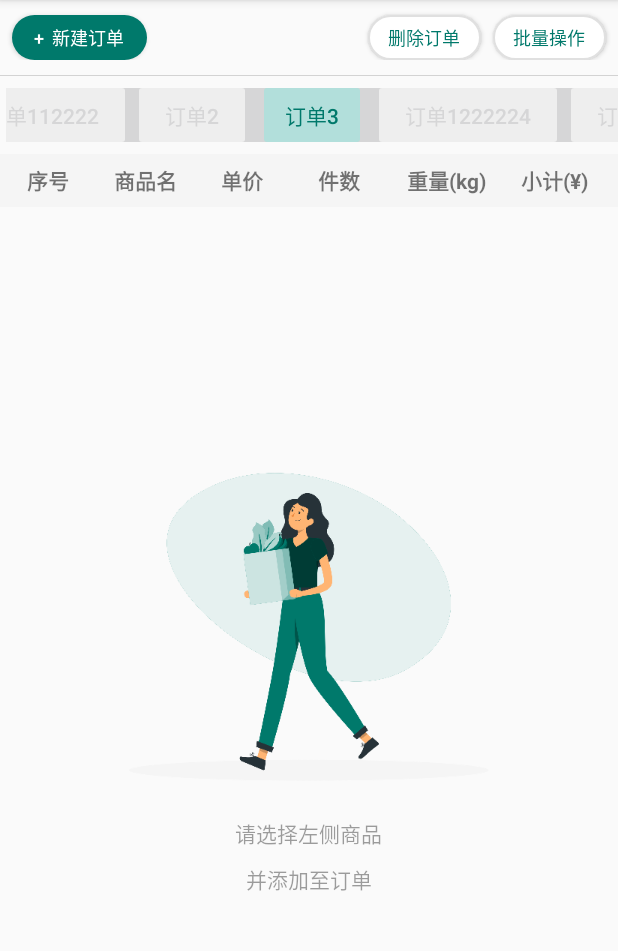
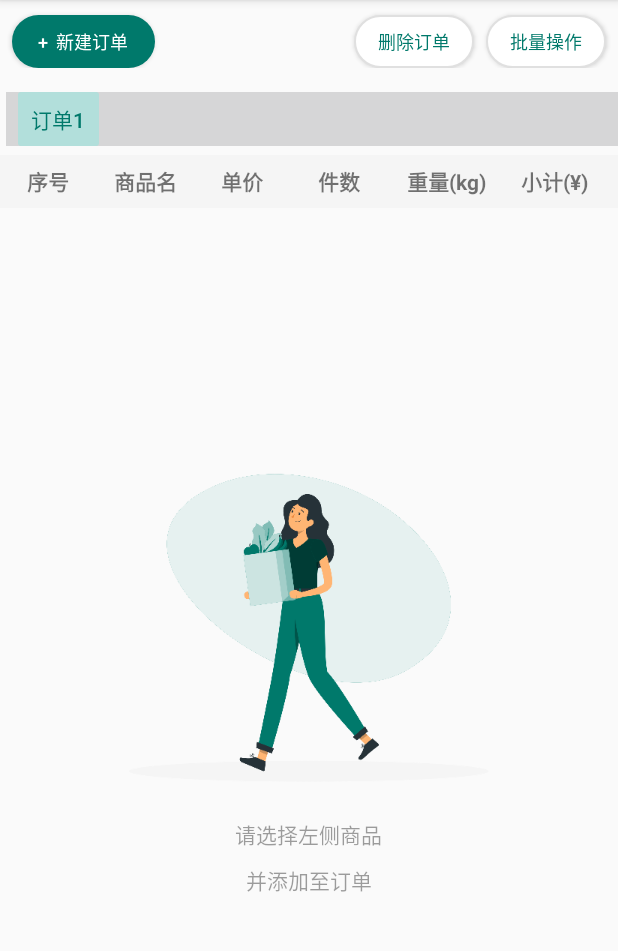
Before and after one commit to liweibo/bleWeight, an Android app: the fragment OrderNoProductFragment shown on its own in the app's theme, after a tap on "+ 新建订单", on a phone screen of 412 x 824 dp, the part 84-1035 px from its top. Run offline under Robolectric (Android 15) with nearby library versions, the phone set to English and light mode, and no system bars; libraries missing offline, so code that uses them is left out: com.xuexiang.xui, com.yanzhenjie.recyclerview; plain views replace SwipeRecyclerView; 17 statements that could not run were skipped.

Commit message:
6.10mac晚上提交

```diff
--- a/app/src/main/java/com/example/bleweight/fragment/OrderNoProductFragment.java
+++ b/app/src/main/java/com/example/bleweight/fragment/OrderNoProductFragment.java
@@ -71,10 +71,18 @@ public class OrderNoProductFragment extends Fragment {
 
     public void initviews(View v) {
         tab_layout = v.findViewById(R.id.tab_layout_order);
-        //tab
-        for (String page : OrderPage.getPageNames()) {
-            tab_layout.addTab(tab_layout.newTab().setText(page));
+
+
+       int orderListLen = OrderPage.getOrderList().size();
+        if (orderListLen ==0){
+
+        }else{
+            //tab
+            for (String page : OrderPage.getOrderList()) {
+                tab_layout.addTab(tab_layout.newTab().setText(page));
+            }
         }
+
         tab_layout.setTabMode(MODE_SCROLLABLE);
         tab_layout.addOnTabSelectedListener((MainActivity) getActivity());
 
@@ -123,13 +131,16 @@ public class OrderNoProductFragment extends Fragment {
                 , apps
         ));
 
+        //新建订单
         new_order_firstpage.setOnClickListener(new View.OnClickListener() {
             @Override
             public void onClick(View v) {
-//                setGirlGone();
-//                setLLHaveProd();
-//                //加载recycler上展示的数据
-//                mAdapter.refresh(RecyclerItemDataProvider.getZhongxinfachuListNewInfos());
+                OrderPage.addOneOrder();
+               int size =  OrderPage.getOrderList().size();
+                //tab
+                    tab_layout.addTab(tab_layout.newTab().setText(OrderPage.getOrderList().get(size-1)));
+                //选中最后一个tab订单即新建订单
+                tab_layout.selectTab(tab_layout.getTabAt(size-1));
 
             }
         });
--- a/app/src/main/java/com/example/bleweight/utils/OrderPage.java
+++ b/app/src/main/java/com/example/bleweight/utils/OrderPage.java
@@ -3,14 +3,27 @@
 package com.example.bleweight.utils;
 
 
+import java.util.ArrayList;
+import java.util.List;
+
 public class OrderPage {
-    static String[] strArray={"   "+"订单112222"+"   ","   "+"订单2"+"   ","   "+"订单3"+"   ",
-            "   "+"订单1222224"+"   ","   "+"订单5"+"   ","   "+"订单6"+"   ",
-            "   "+"订单7"+"   ","   "+"订单8"+"   ","   "+"订单9"+"   ","   "+"订单10"+"   "
+    static String[] strArray = {"订单1", "订单2", "订单3",
+            "订单4", "订单5", "订单6",
+            "订单7", "订单8", "订单9", "订单10"
 
     };
 
+    public static List<String> orders = new ArrayList<>();
 
+    public static void addOneOrder() {
+        int len = orders.size() + 1;
+        String orderstr = "订单" + len;
+        orders.add(orderstr);
+    }
+
+    public static List<String> getOrderList() {
+        return orders;
+    }
 
     public static String[] getPageNames() {
 
--- a/app/src/main/res/layout/activity_main.xml
+++ b/app/src/main/res/layout/activity_main.xml
@@ -450,7 +450,8 @@
                                             app:tabRippleColor="#fff"
                                             app:tabMinWidth="70dp"
                                             app:tabMode="auto"
-                                            android:layout_height="36dp" />
+                                            android:layout_height="36dp"
+                                            />
                                     </LinearLayout>
 
 
@@ -464,7 +465,7 @@
                                         <com.xuexiang.xui.widget.spinner.materialspinner.MaterialSpinner
                                             android:id="@+id/spinner"
                                             android:layout_width="match_parent"
-                                            android:layout_height="?attr/xui_actionbar_height"
+                                            android:layout_height="match_parent"
                                             android:textColor="@color/xui_config_color_edittext_textcolor"
                                             android:textSize="12sp"
                                             app:ms_dropdown_bg="@drawable/drop_down"
--- a/app/src/main/res/layout/adapter_product_recy_item.xml
+++ b/app/src/main/res/layout/adapter_product_recy_item.xml
@@ -82,7 +82,7 @@
             android:id="@+id/iv_item_prod_arrow"
             android:layout_width="7.4dp"
             android:layout_height="12dp"
-            android:layout_weight="0.3"
+            android:layout_weight="0.1"
             android:gravity="center"
             android:src="@drawable/ic_right_arrow" />
     </LinearLayout>
--- a/app/src/main/res/layout/fragment_order_no_product.xml
+++ b/app/src/main/res/layout/fragment_order_no_product.xml
@@ -15,8 +15,8 @@
 
         <Button
             android:id="@+id/new_order_firstpage_haveorder"
-            android:layout_width="90dp"
-            android:layout_height="30dp"
+            android:layout_width="95dp"
+            android:layout_height="35dp"
             android:layout_marginLeft="8dp"
             android:layout_marginTop="10dp"
             android:background="@drawable/ripple_bg"
@@ -33,8 +33,8 @@
 
 
             <Button
-                android:layout_width="75dp"
-                android:layout_height="30dp"
+                android:layout_width="80dp"
+                android:layout_height="35dp"
                 android:layout_marginTop="10dp"
                 android:layout_marginRight="8dp"
                 android:background="@drawable/ripple_bg_empty"
@@ -43,8 +43,8 @@
                 android:textSize="12sp" />
 
             <Button
-                android:layout_width="75dp"
-                android:layout_height="30dp"
+                android:layout_width="80dp"
+                android:layout_height="35dp"
                 android:layout_marginTop="10dp"
                 android:layout_marginRight="8dp"
                 android:background="@drawable/ripple_bg_empty"
@@ -55,15 +55,11 @@
 
     </LinearLayout>
 
-    <TextView
-        android:layout_width="match_parent"
-        android:layout_height="0.5dp"
-        android:layout_marginTop="10dp"
-        android:background="#D3D3D3" />
+
 
     <LinearLayout
-        android:paddingTop="8dp"
-        android:paddingBottom="8dp"
+        android:paddingTop="16dp"
+        android:paddingBottom="6dp"
         android:paddingLeft="4dp"
         android:layout_width="match_parent"
         android:layout_height="wrap_content">
@@ -73,10 +69,10 @@
             style="@style/TabLayoutStyle"
             app:tabBackground="@drawable/selector_tab_bacg_color"
             android:layout_width="match_parent"
+            app:tabRippleColor="#fff"
             app:tabMinWidth="70dp"
-            app:tabMode="scrollable"
-
-            android:layout_height="36dp" />
+            app:tabMode="auto"
+            android:layout_height="36dp"  />
 
     </LinearLayout>
 
```
